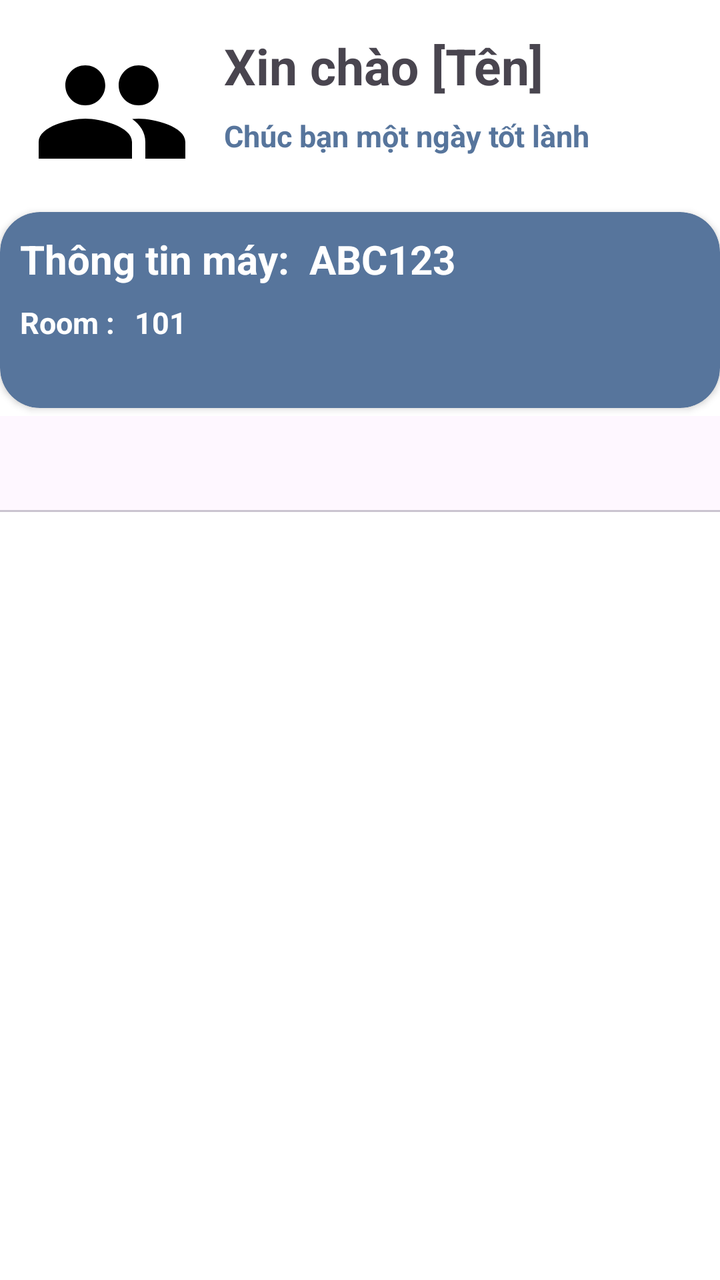
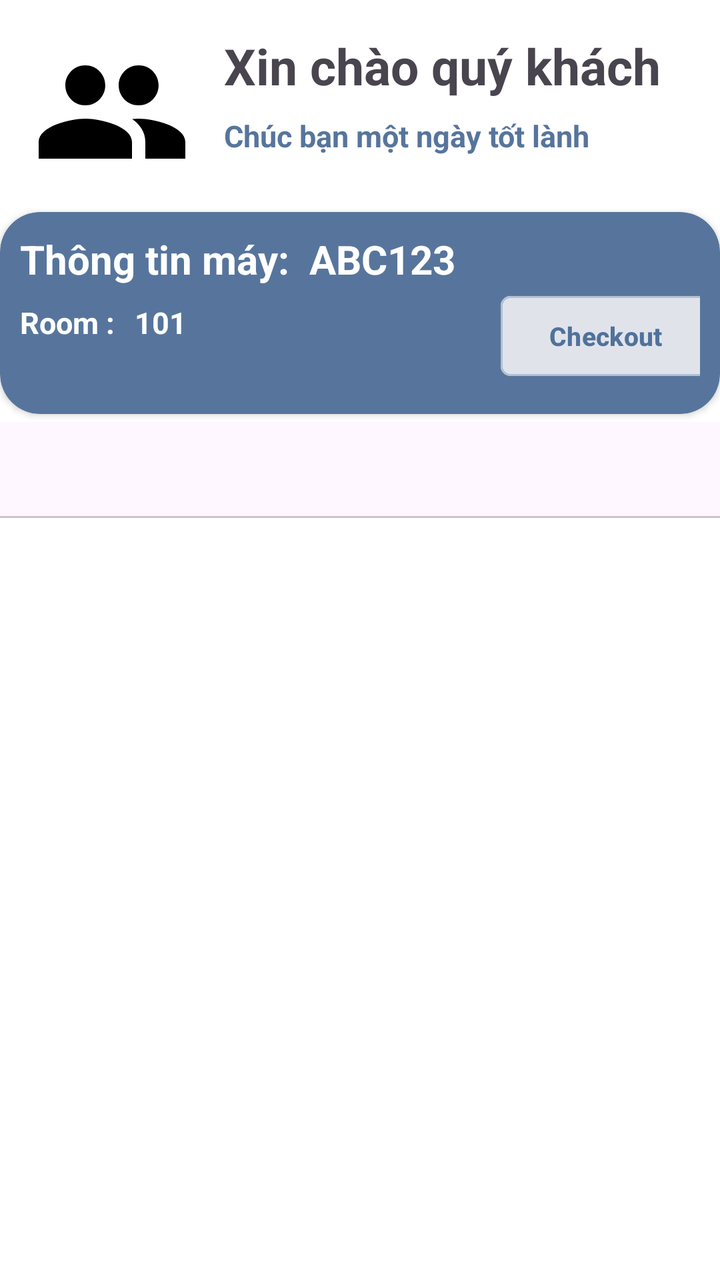

Before-and-after screenshots of an Android layout around one commit, followed by the original layout XML and the change that was made.
<!-- AndroidManifest.xml: application theme Theme.Hsb -->
<!-- res/layout/fragment_home_customer.xml -->
<?xml version="1.0" encoding="utf-8"?>
<androidx.constraintlayout.widget.ConstraintLayout xmlns:android="http://schemas.android.com/apk/res/android"
    xmlns:app="http://schemas.android.com/apk/res-auto"
    xmlns:tools="http://schemas.android.com/tools"
    android:layout_width="match_parent"
    android:layout_height="match_parent"
    tools:context=".ui.CustomerActivity">

    <ImageView
        android:id="@+id/iv_avatar"
        android:layout_width="80dp"
        android:layout_height="80dp"
        android:src="@drawable/baseline_people_24"
        app:layout_constraintTop_toTopOf="parent"
        app:layout_constraintStart_toStartOf="parent"
        android:layout_marginTop="16dp"
        android:layout_marginStart="16dp" />

    <TextView
        android:id="@+id/tv_name"
        android:layout_width="wrap_content"
        android:layout_height="wrap_content"
        android:text="Xin chào [Tên]"
        android:textSize="25sp"
        android:textStyle="bold"
        app:layout_constraintTop_toTopOf="parent"
        app:layout_constraintStart_toEndOf="@id/iv_avatar"
        android:layout_marginTop="16dp"
        android:layout_marginStart="16dp" />

    <TextView
        android:id="@+id/tv_content"
        android:layout_width="wrap_content"
        android:layout_height="wrap_content"
        android:text="Chúc bạn một ngày tốt lành"
        android:textColor="#57759C"
        android:textSize="15sp"
        android:textStyle="bold"
        app:layout_constraintTop_toBottomOf="@id/tv_name"
        app:layout_constraintStart_toEndOf="@id/iv_avatar"
        android:layout_marginTop="8dp"
        android:layout_marginStart="16dp" />

    <androidx.cardview.widget.CardView
        android:id="@+id/patientInfo"
        android:layout_width="match_parent"
        android:layout_height="wrap_content"
        android:layout_marginTop="10dp"
        android:layout_marginBottom="10dp"
        app:cardBackgroundColor="#57759C"
        app:cardCornerRadius="20dp"
        app:layout_constraintTop_toBottomOf="@id/iv_avatar"
        app:layout_constraintStart_toStartOf="parent"
        app:layout_constraintEnd_toEndOf="parent">

        <androidx.constraintlayout.widget.ConstraintLayout
            android:layout_width="match_parent"
            android:layout_height="wrap_content"
            android:padding="10dp">

            
            <TextView
                android:id="@+id/tv_label_device_info"
                android:layout_width="wrap_content"
                android:layout_height="wrap_content"
                android:text="Thông tin máy:"
                android:textColor="#FFFFFF"
                android:textSize="20sp"
                android:textStyle="bold"
                app:layout_constraintTop_toTopOf="parent"
                app:layout_constraintStart_toStartOf="parent"/>

            <TextView
                android:id="@+id/tv_device_number"
                android:layout_width="wrap_content"
                android:layout_height="wrap_content"
                android:layout_marginStart="10dp"
                android:text="ABC123"
                android:textColor="#FFFFFF"
                android:textSize="20sp"
                android:textStyle="bold"
                app:layout_constraintTop_toTopOf="@id/tv_label_device_info"
                app:layout_constraintStart_toEndOf="@id/tv_label_device_info"/>

            
            <TextView
                android:id="@+id/tv_label_room"
                android:layout_width="wrap_content"
                android:layout_height="wrap_content"
                android:text="Room :"
                android:textColor="#FFFFFF"
                android:textSize="15sp"
                android:textStyle="bold"
                app:layout_constraintTop_toBottomOf="@id/tv_label_device_info"
                app:layout_constraintStart_toStartOf="parent"
                android:layout_marginTop="8dp"/>

            <TextView
                android:id="@+id/tv_room_number"
                android:layout_width="wrap_content"
                android:layout_height="wrap_content"
                android:layout_marginStart="10dp"
                android:text="101"
                android:textColor="#FFFFFF"
                android:textSize="15sp"
                android:textStyle="bold"
                app:layout_constraintTop_toTopOf="@id/tv_label_room"
                app:layout_constraintStart_toEndOf="@id/tv_label_room"/>

            
            <Button
                android:id="@+id/customer_logout"
                style="@style/logout_button"
                android:layout_width="wrap_content"
                android:layout_height="wrap_content"
                android:layout_marginStart="309dp"
                android:layout_marginTop="25dp"
                android:layout_marginEnd="35dp"
                android:layout_marginBottom="5dp"
                android:text="Action"
                android:textSize="13sp"
                android:textStyle="bold"
                app:layout_constraintBottom_toBottomOf="parent"
                app:layout_constraintEnd_toEndOf="parent"
                app:layout_constraintStart_toStartOf="parent"
                app:layout_constraintTop_toTopOf="parent" />
        </androidx.constraintlayout.widget.ConstraintLayout>
    </androidx.cardview.widget.CardView>

    <com.google.android.material.tabs.TabLayout
        android:id="@+id/tl_categories"
        android:layout_width="match_parent"
        android:layout_height="wrap_content"
        android:layout_marginTop="4dp"
        app:layout_constraintEnd_toEndOf="parent"
        app:layout_constraintHorizontal_bias="0.0"
        app:layout_constraintStart_toStartOf="parent"
        app:layout_constraintTop_toBottomOf="@id/patientInfo"
        app:tabMode="scrollable" />

    <androidx.recyclerview.widget.RecyclerView
        android:id="@+id/rv_service_list"
        android:layout_width="match_parent"
        android:layout_marginEnd="10dp"
        android:layout_marginStart="10dp"
        android:layout_height="330dp"
        android:layout_marginTop="16dp"
        android:descendantFocusability="blocksDescendants"

        app:layout_constraintEnd_toEndOf="parent"
        app:layout_constraintStart_toStartOf="parent"
        app:layout_constraintTop_toBottomOf="@id/tl_categories" />

</androidx.constraintlayout.widget.ConstraintLayout>
<!-- resources referenced by this layout -->
<resources>
  <!-- drawable baseline_people_24 (drawable) -->
  <vector xmlns:android="http://schemas.android.com/apk/res/android" android:height="24dp" android:tint="#000000" android:viewportHeight="24" android:viewportWidth="24" android:width="24dp">
        
      <path android:fillColor="@android:color/white" android:pathData="M16,11c1.66,0 2.99,-1.34 2.99,-3S17.66,5 16,5c-1.66,0 -3,1.34 -3,3s1.34,3 3,3zM8,11c1.66,0 2.99,-1.34 2.99,-3S9.66,5 8,5C6.34,5 5,6.34 5,8s1.34,3 3,3zM8,13c-2.33,0 -7,1.17 -7,3.5L1,19h14v-2.5c0,-2.33 -4.67,-3.5 -7,-3.5zM16,13c-0.29,0 -0.62,0.02 -0.97,0.05 1.16,0.84 1.97,1.97 1.97,3.45L17,19h6v-2.5c0,-2.33 -4.67,-3.5 -7,-3.5z"/>
      
  </vector>
  <style name="logout_button">
          <item name="android:textSize">10sp</item>
          <item name="android:text">Edit</item>
          <item name="android:textColor">#51719C</item>
          <item name="android:layout_height">wrap_content</item>
          <item name="android:backgroundTint">#E0E4EA</item>
          <item name="strokeColor">#B2C0D3</item>
          <item name="strokeWidth">1dp</item>
          <item name="cornerRadius">5dp</item>
      </style>
  <style name="Theme.Hsb" parent="Theme.Material3.Light.NoActionBar">
          
          
          <item name="android:windowBackground">@color/white</item>
      </style>
  <color name="white">#FFFFFFFF</color>
</resources>

<!-- the commit's change to res/layout/fragment_home_customer.xml (unified diff, before → after) -->
@@ -20,7 +20,7 @@
         android:id="@+id/tv_name"
         android:layout_width="wrap_content"
         android:layout_height="wrap_content"
-        android:text="Xin chào [Tên]"
+        android:text="Xin chào quý khách"
         android:textSize="25sp"
         android:textStyle="bold"
         app:layout_constraintTop_toTopOf="parent"
@@ -113,11 +113,11 @@
                 style="@style/logout_button"
                 android:layout_width="wrap_content"
                 android:layout_height="wrap_content"
-                android:layout_marginStart="309dp"
-                android:layout_marginTop="25dp"
+                android:layout_marginStart="280dp"
+                android:layout_marginTop="28dp"
                 android:layout_marginEnd="35dp"
                 android:layout_marginBottom="5dp"
-                android:text="Action"
+                android:text="Checkout"
                 android:textSize="13sp"
                 android:textStyle="bold"
                 app:layout_constraintBottom_toBottomOf="parent"
@@ -143,8 +143,8 @@
         android:layout_width="match_parent"
         android:layout_marginEnd="10dp"
         android:layout_marginStart="10dp"
-        android:layout_height="330dp"
-        android:layout_marginTop="16dp"
+        android:layout_height="340dp"
+        android:paddingBottom="5dp"
         android:descendantFocusability="blocksDescendants"
 
         app:layout_constraintEnd_toEndOf="parent"
